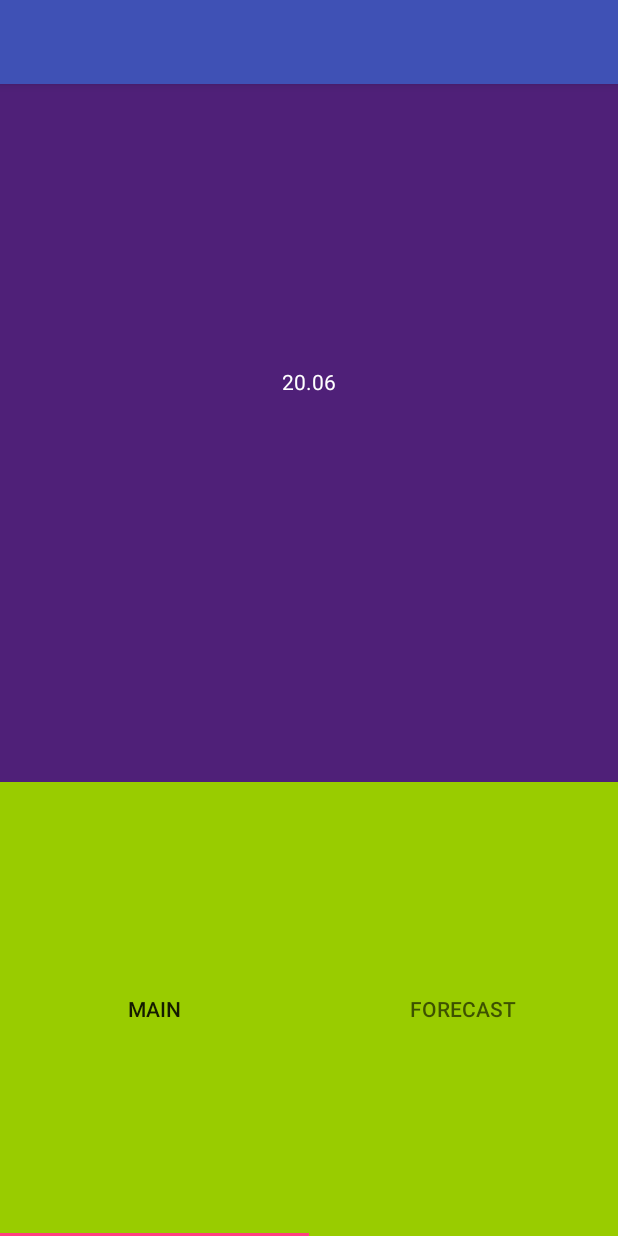
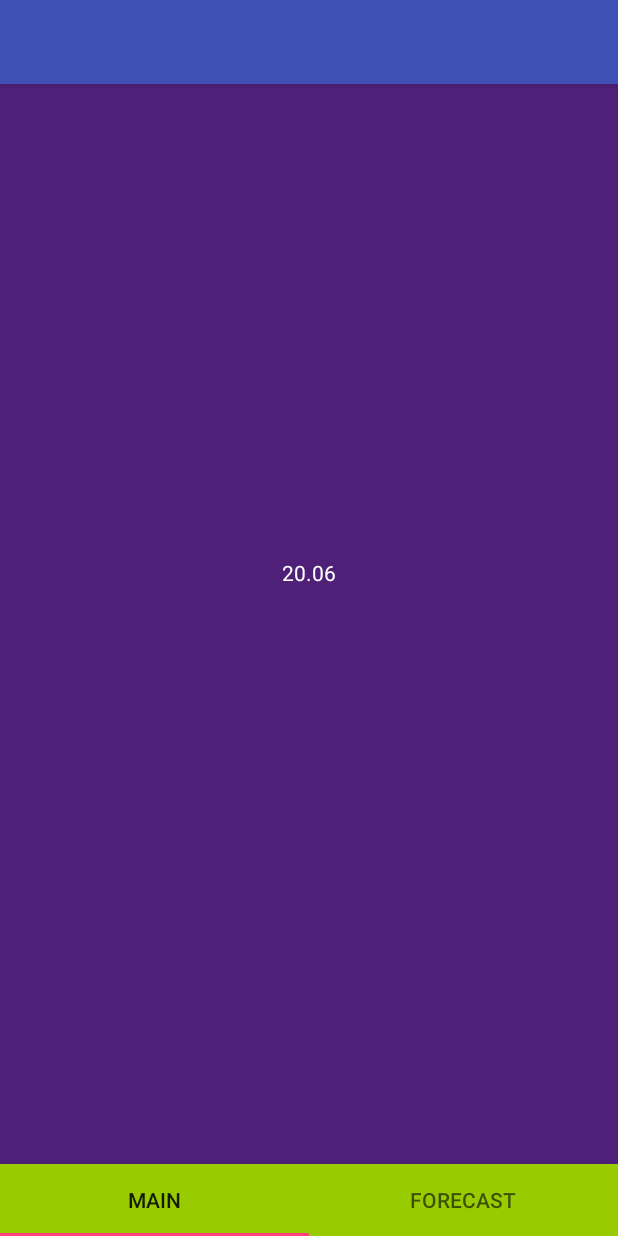
Before and after one commit to Alybaev/PRojectWeather, an Android app: the FragmentMain screen opened directly, with no data from a screen before it, on a phone screen of 412 x 824 dp. Run offline under Robolectric (Android 15) with nearby library versions, the phone set to English and light mode, and no system bars.

Commit message:
I have converted from MainActivity to Fragment all info,also add view pager

```diff
--- a/app/src/main/java/com/example/admin/weather/MainActivity.kt
+++ b/app/src/main/java/com/example/admin/weather/MainActivity.kt
@@ -1,35 +1,18 @@
 package com.example.admin.weather
 
 
-import android.content.Context
 import android.support.v7.app.AppCompatActivity
 import android.os.Bundle
 import android.support.design.widget.TabLayout
-import android.support.v4.app.Fragment
-import android.support.v4.app.FragmentManager
-import android.support.v4.app.FragmentPagerAdapter
 import android.util.Log
-import android.widget.Toast
-import com.example.admin.weather.R.id.view_pager
 import com.example.admin.weather.adapters.CustomAdapter
 import com.example.admin.weather.fragments.FragmentForecast
 import com.example.admin.weather.fragments.FragmentMain
+import com.example.admin.weather.utils.Constants
+import com.example.admin.weather.utils.Constants.Companion.cityNameKeyBundle
 
 
-import com.example.admin.weather.model.weather.WeatherInfo
-
-import com.example.admin.weather.utils.Constants.Companion.APIID
-
-import com.example.admin.weather.utils.Constants.Companion.mode
-import com.example.admin.weather.utils.Constants.Companion.units
-import com.example.admin.weather.utils.NetWork
 import kotlinx.android.synthetic.main.activity_main.*
-
-import retrofit2.Call
-import retrofit2.Callback
-import retrofit2.Response
-
-
 
 
 class MainActivity : AppCompatActivity() {
@@ -41,28 +24,28 @@ class MainActivity : AppCompatActivity() {
         setContentView(R.layout.activity_main)
 
         init()
-        addListenerOnTabLayout()
+    }
 
-    }
-    fun init(){
+    private fun init() {
         custom = CustomAdapter(supportFragmentManager, applicationContext)
         view_pager.adapter = custom
+        tabLayout?.setupWithViewPager(view_pager)
+
+        val data = intent.getStringExtra("nameOfMarker")
+
+        val mainFrag = FragmentMain()
+        mainFrag.arguments = addDataInBundle(data)
+        val forecastFrag = FragmentForecast()
+        forecastFrag.arguments = addDataInBundle(data)
+
+        custom?.addFragment(mainFrag, "Main")
+        custom?.addFragment(forecastFrag, "Forecast")
     }
-    fun addListenerOnTabLayout(){
-        tabLayout?.setupWithViewPager(view_pager)
-        tabLayout?.addOnTabSelectedListener(object : TabLayout.OnTabSelectedListener{
-            override fun onTabReselected(tab: TabLayout.Tab?) {
-                view_pager.currentItem = tab!!.position
-            }
 
-            override fun onTabUnselected(tab: TabLayout.Tab?) {
-                view_pager.currentItem = tab!!.position
-            }
-
-            override fun onTabSelected(tab: TabLayout.Tab?) {
-                view_pager.currentItem = tab!!.position
-            }
-        })
+    private fun addDataInBundle(title: String): Bundle {
+        val bundle = Bundle()
+        bundle.putString(cityNameKeyBundle, title)
+        return bundle
     }
 
 }
--- a/app/src/main/java/com/example/admin/weather/MapsActivity.kt
+++ b/app/src/main/java/com/example/admin/weather/MapsActivity.kt
@@ -5,7 +5,11 @@ import android.support.v7.app.AppCompatActivity
 import android.os.Bundle
 import android.support.v4.app.Fragment
 import android.support.v4.app.FragmentActivity
+import android.util.Log
+import com.example.admin.weather.fragments.FragmentMain
 import com.example.admin.weather.model.city.City
+import com.example.admin.weather.utils.Constants
+import com.example.admin.weather.utils.Constants.Companion.cityNameKeyIntent
 import com.example.admin.weather.utils.JsonAssetReader
 
 import com.google.android.gms.maps.CameraUpdateFactory
@@ -50,17 +54,12 @@ class MapsActivity : AppCompatActivity(), OnMapReadyCallback, GoogleMap.OnMarker
 
     override fun onMarkerClick(marker: Marker?): Boolean {
         val intent = Intent(this@MapsActivity, MainActivity::class.java)
-        addDataInBundle(marker)
+        intent.putExtra(cityNameKeyIntent, marker!!.title)
         startActivity(intent)
         return true
     }
 
-    private fun addDataInBundle(marker: Marker?) {
-        val bundle = Bundle()
-        bundle.putString("nameOfMarker",  marker!!.title)
-        val frag = Fragment()
-        frag.arguments = bundle
-    }
+
 
 
 }
--- a/app/src/main/java/com/example/admin/weather/adapters/CustomAdapter.kt
+++ b/app/src/main/java/com/example/admin/weather/adapters/CustomAdapter.kt
@@ -8,27 +8,27 @@ import com.example.admin.weather.fragments.FragmentForecast
 import com.example.admin.weather.fragments.FragmentMain
 
 class CustomAdapter : FragmentPagerAdapter {
-    var frgMain = FragmentMain()
-    var frgForecast = FragmentForecast()
-
-    private val fragments = arrayOf("Main", "Forecast")
+    private var titles: ArrayList<String> = ArrayList()
+    private var fragments: ArrayList<Fragment> = ArrayList()
 
     constructor(fragment: FragmentManager, applicationContext: Context) : super(fragment)
 
+    fun addFragment(fragment: Fragment, title: String) {
+        fragments.add(fragment)
+        titles.add(title)
+        notifyDataSetChanged()
+    }
+
     override fun getItem(position: Int): Fragment? {
-        when (position) {
-            0 -> return FragmentMain()
-            1 -> return FragmentForecast()
-        }
-        return null
+        return fragments[position]
     }
 
 
     override fun getCount(): Int {
-        return fragments.size
+        return titles.size
     }
 
     override fun getPageTitle(position: Int): CharSequence? {
-        return fragments[position]
+        return titles[position]
     }
 }
--- a/app/src/main/java/com/example/admin/weather/fragments/FragmentMain.kt
+++ b/app/src/main/java/com/example/admin/weather/fragments/FragmentMain.kt
@@ -8,7 +8,10 @@ import android.view.View
 import android.view.ViewGroup
 import com.example.admin.weather.R
 import com.example.admin.weather.model.weather.WeatherInfo
-import com.example.admin.weather.utils.Constants
+import com.example.admin.weather.utils.Constants.Companion.APIID
+import com.example.admin.weather.utils.Constants.Companion.MODE
+import com.example.admin.weather.utils.Constants.Companion.UNITS
+import com.example.admin.weather.utils.Constants.Companion.cityNameKeyBundle
 import com.example.admin.weather.utils.NetWork
 import kotlinx.android.synthetic.main.fragment_main.*
 import retrofit2.Call
@@ -17,25 +20,28 @@ import retrofit2.Response
 
 class FragmentMain : Fragment() {
     var nameOfCity:String?= null
-
     var weatherInfo:WeatherInfo?=null
-
+    var cityNameForRequest:String? = null
 
     override fun onCreateView(inflater: LayoutInflater, container: ViewGroup?, savedInstanceState: Bundle?): View? {
+        val v = inflater.inflate(R.layout.fragment_main, container, false)
+        return v
+    }
+
+    override fun onViewCreated(view: View, savedInstanceState: Bundle?) {
+        super.onViewCreated(view, savedInstanceState)
         init()
         getBackData()
-
-        return inflater.inflate(R.layout.fragment_main, null, false)
 
     }
 
 
     fun getBackData(){
-        NetWork.getW().getData(nameOfCity!!, Constants.APIID, Constants.mode, Constants.units).enqueue(object : Callback<WeatherInfo> {
+        NetWork.getW().getData(cityNameForRequest!!, APIID, MODE, UNITS).enqueue(object : Callback<WeatherInfo> {
             override fun onResponse(call: Call<WeatherInfo>?, response: Response<WeatherInfo>?) {
                 weatherInfo = response!!.body()
                 NetWork.weatherInfo = weatherInfo
-                tempeture_view.text = weatherInfo!!.list[0].main.temp.toString() + "&#8451"
+                tempeture_view.text = weatherInfo!!.list[0].main.temp.toString() + "\u2103"
                 time.text = changeTimeText(weatherInfo!!.list[0].dt_txt)
                 humidity_text.text = weatherInfo!!.list[0].main.humidity.toString() + "%"
                 wind_speed_text.text = weatherInfo!!.list[0].wind.speed.toString() + "m/s"
@@ -51,8 +57,9 @@ class FragmentMain : Fragment() {
         })
     }
     fun init(){
-        nameOfCity = arguments!!.getString("nameOfMarker")
+        nameOfCity = arguments?.getString(cityNameKeyBundle)
         city_name.text = nameOfCity
+        cityNameForRequest = nameOfCity + ",kg"
     }
     fun changeTimeText(timeText:String): String {
         var res = timeText.substring(5,11)
--- a/app/src/main/java/com/example/admin/weather/utils/Constants.kt
+++ b/app/src/main/java/com/example/admin/weather/utils/Constants.kt
@@ -4,7 +4,10 @@ class Constants {
     companion object {
         final val BASE_URL = "http://api.openweathermap.org/data/2.5/"
         final val APIID = "5881b1a95ab511e9ae050d0be52f5f72"
-        final val mode = "json"
-        final  val units = "metric"
+        final val MODE = "json"
+        final  val UNITS = "metric"
+        final val cityNameKeyBundle = "cityName"
+        final val  cityNameKeyIntent = "nameOfMarker"
+
     }
 }
--- a/app/src/main/java/com/example/admin/weather/utils/ForumServices.kt
+++ b/app/src/main/java/com/example/admin/weather/utils/ForumServices.kt
@@ -7,5 +7,5 @@ import retrofit2.http.Query
 
 interface ForumServices {
    @GET("forecast?")
-    fun getData( @Query("q")name: String, @Query("appid") appID: String,@Query("mode") mode: String,@Query("units") units: String) : Call<WeatherInfo>
+    fun getData( @Query("q")name: String, @Query("appid") appID: String, @Query("mode") mode: String,@Query("units") units: String) : Call<WeatherInfo>
 }
--- a/app/src/main/res/layout/activity_main.xml
+++ b/app/src/main/res/layout/activity_main.xml
@@ -1,22 +1,21 @@
 <?xml version="1.0" encoding="utf-8"?>
 <LinearLayout xmlns:android="http://schemas.android.com/apk/res/android"
     xmlns:app="http://schemas.android.com/apk/res-auto"
-    xmlns:tools="http://schemas.android.com/tools"
     android:layout_width="match_parent"
     android:layout_height="match_parent"
-    android:orientation="vertical"
-    >
+    android:orientation="vertical">
 
 
     <android.support.v4.view.ViewPager
         android:id="@+id/view_pager"
         android:layout_width="match_parent"
-        android:layout_height="465dp" />
+        android:layout_height="0dp"
+        android:layout_weight="1" />
 
     <android.support.design.widget.TabLayout
         android:id="@+id/tabLayout"
         android:layout_width="match_parent"
-        android:layout_height="match_parent"
+        android:layout_height="wrap_content"
 
         android:background="@android:color/holo_green_light"
 
--- a/gradle.properties
+++ b/gradle.properties
@@ -7,7 +7,7 @@
 # Specifies the JVM arguments used for the daemon process.
 # The setting is particularly useful for tweaking memory settings.
 org.gradle.jvmargs=-Xmx1536m
-# When configured, Gradle will run in incubating parallel mode.
+# When configured, Gradle will run in incubating parallel MODE.
 # This option should only be used with decoupled projects. More details, visit
 # http://www.gradle.org/docs/current/userguide/multi_project_builds.html#sec:decoupled_projects
 # org.gradle.parallel=true
```
